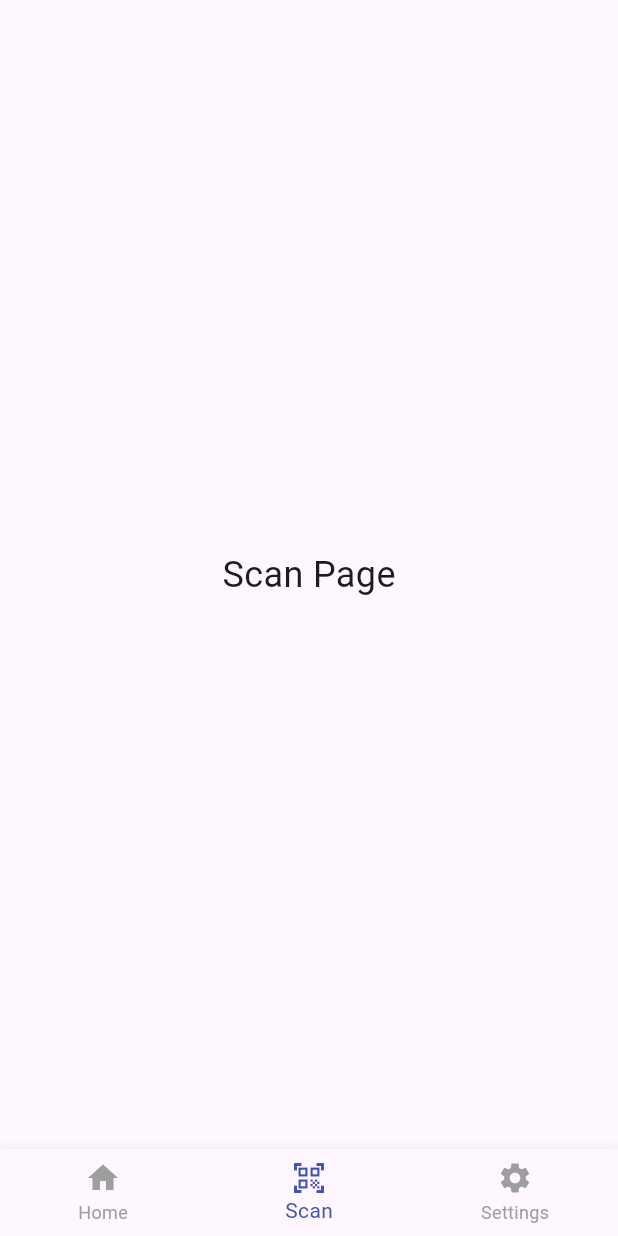
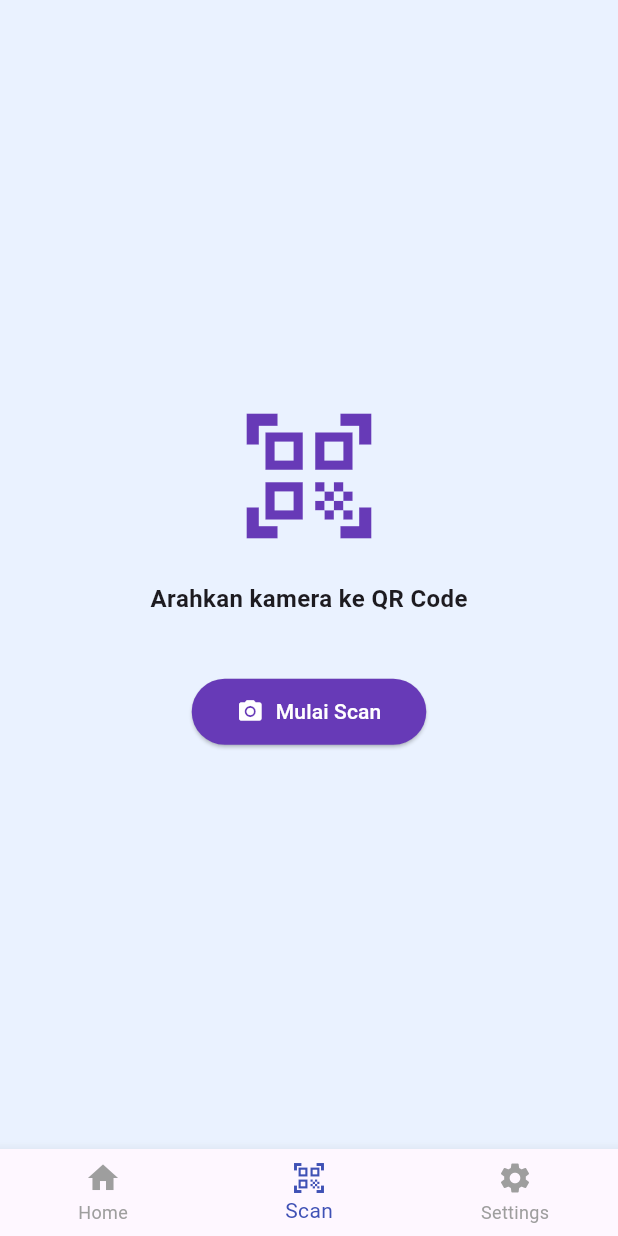
Before and after one commit to Ferdiansyah42/uas_sm4, a Flutter app: the screen it shows after launch, item 2 of the bottom bar chosen, on a phone screen of 412 x 824 dp. Run offline on Flutter 3.47's test engine with Material 3 defaults, Android fonts, the phone set to English and light mode, and no system bars.

Commit message:
scan-page

```diff
--- a/lib/pages/scan_page.dart
+++ b/lib/pages/scan_page.dart
@@ -1,11 +1,39 @@
 import 'package:flutter/material.dart';
 
 class ScanPage extends StatelessWidget {
+  const ScanPage({super.key});
+
   @override
   Widget build(BuildContext context) {
     return Scaffold(
+      backgroundColor: const Color(0xFFEAF2FF),
       body: Center(
-        child: Text('Scan Page', style: TextStyle(fontSize: 24)),
+        child: Column(
+          mainAxisAlignment: MainAxisAlignment.center,
+          children: [
+            const Icon(Icons.qr_code_scanner, size: 100, color: Colors.deepPurple),
+            const SizedBox(height: 20),
+            const Text(
+              'Arahkan kamera ke QR Code',
+              style: TextStyle(fontSize: 16, fontWeight: FontWeight.w600),
+            ),
+            const SizedBox(height: 40),
+            ElevatedButton.icon(
+              onPressed: () {
+                ScaffoldMessenger.of(context).showSnackBar(
+                  const SnackBar(content: Text('Fitur scan belum diimplementasi')),
+                );
+              },
+              icon: const Icon(Icons.camera_alt),
+              label: const Text('Mulai Scan'),
+              style: ElevatedButton.styleFrom(
+                backgroundColor: Colors.deepPurple,
+                foregroundColor: Colors.white,
+                padding: const EdgeInsets.symmetric(horizontal: 30, vertical: 12),
+              ),
+            ),
+          ],
+        ),
       ),
     );
   }
```
